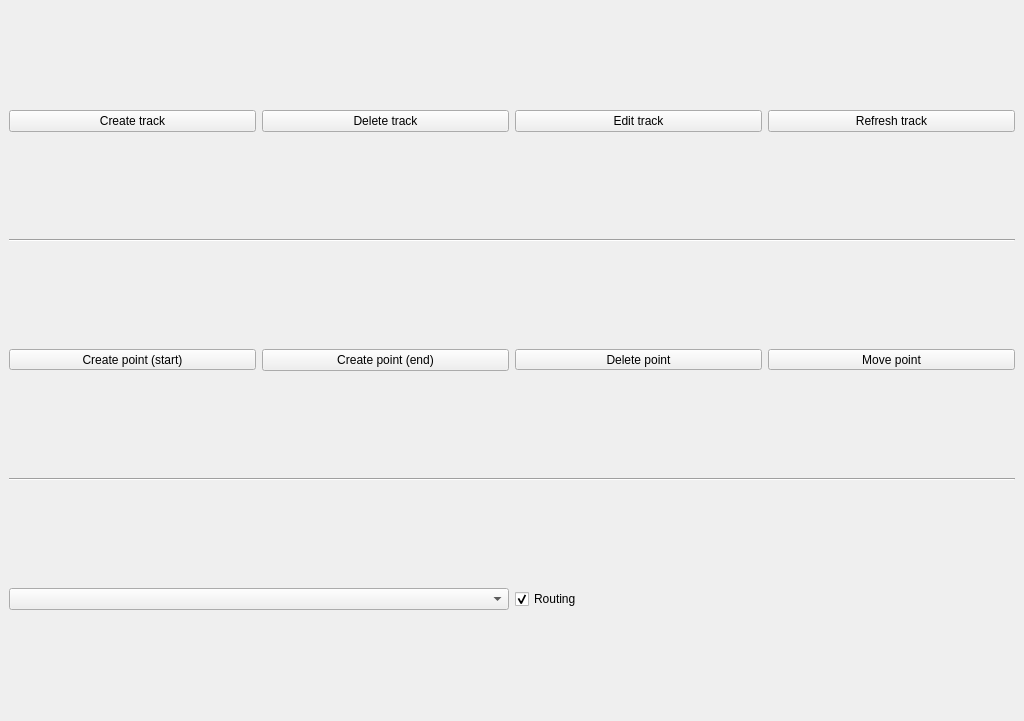
This is route_planner_dockwidget_base.ui in golden-gecko/qgis-route-planner as Qt 5 draws it before an edit. The edited form follows.
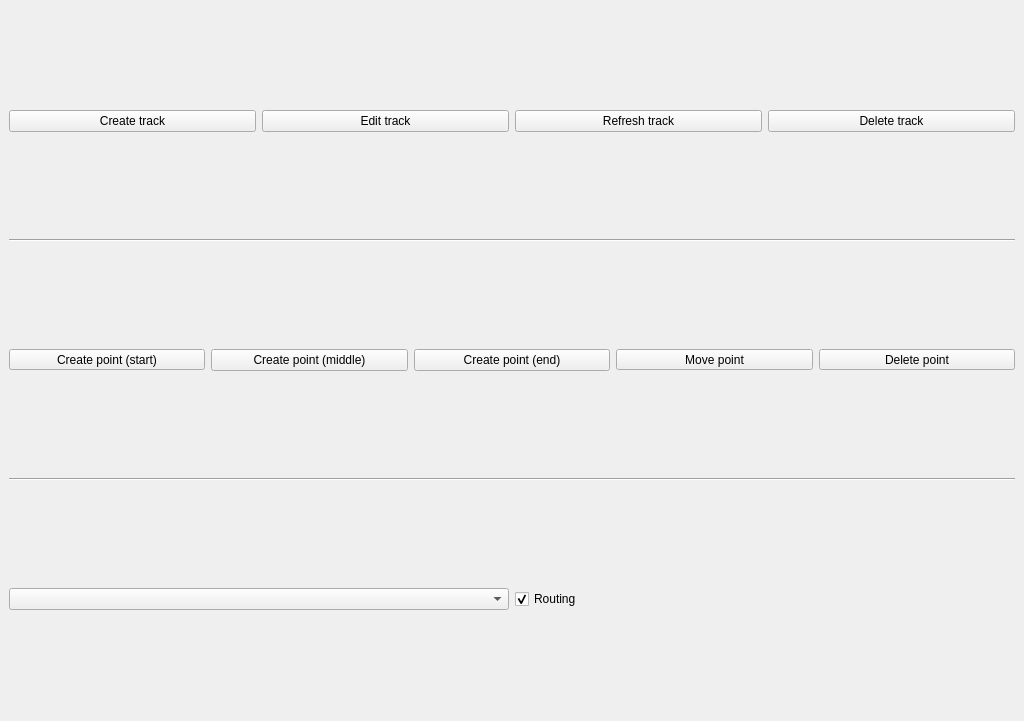
This is the edited form.

```diff
--- a/route_planner_dockwidget_base.ui
+++ b/route_planner_dockwidget_base.ui
@@ -53,6 +53,19 @@
         </property>
        </widget>
       </item>
+      <item>
+       <widget class="QPushButton" name="buttonPointCreateMiddle">
+        <property name="text">
+         <string>Create point (middle)</string>
+        </property>
+        <property name="checkable">
+         <bool>true</bool>
+        </property>
+        <property name="autoExclusive">
+         <bool>true</bool>
+        </property>
+       </widget>
+      </item>
       <item>
        <widget class="QPushButton" name="buttonPointCreateEnd">
         <property name="text">
@@ -66,25 +79,6 @@
         </property>
        </widget>
       </item>
-      <item>
-       <widget class="QToolButton" name="buttonPointDelete">
-        <property name="sizePolicy">
-         <sizepolicy hsizetype="Minimum" vsizetype="Fixed">
-          <horstretch>0</horstretch>
-          <verstretch>0</verstretch>
-         </sizepolicy>
-        </property>
-        <property name="text">
-         <string>Delete point</string>
-        </property>
-        <property name="checkable">
-         <bool>true</bool>
-        </property>
-        <property name="autoExclusive">
-         <bool>true</bool>
-        </property>
-       </widget>
-      </item>
       <item>
        <widget class="QToolButton" name="buttonPointMove">
         <property name="sizePolicy">
@@ -104,6 +98,25 @@
         </property>
        </widget>
       </item>
+      <item>
+       <widget class="QToolButton" name="buttonPointDelete">
+        <property name="sizePolicy">
+         <sizepolicy hsizetype="Minimum" vsizetype="Fixed">
+          <horstretch>0</horstretch>
+          <verstretch>0</verstretch>
+         </sizepolicy>
+        </property>
+        <property name="text">
+         <string>Delete point</string>
+        </property>
+        <property name="checkable">
+         <bool>true</bool>
+        </property>
+        <property name="autoExclusive">
+         <bool>true</bool>
+        </property>
+       </widget>
+      </item>
      </layout>
     </item>
     <item row="0" column="0">
@@ -115,13 +128,6 @@
         </property>
        </widget>
       </item>
-      <item>
-       <widget class="QPushButton" name="buttonTrackDelete">
-        <property name="text">
-         <string>Delete track</string>
-        </property>
-       </widget>
-      </item>
       <item>
        <widget class="QPushButton" name="buttonTrackEdit">
         <property name="text">
@@ -136,6 +142,13 @@
         </property>
        </widget>
       </item>
+      <item>
+       <widget class="QPushButton" name="buttonTrackDelete">
+        <property name="text">
+         <string>Delete track</string>
+        </property>
+       </widget>
+      </item>
      </layout>
     </item>
     <item row="3" column="0">
```
